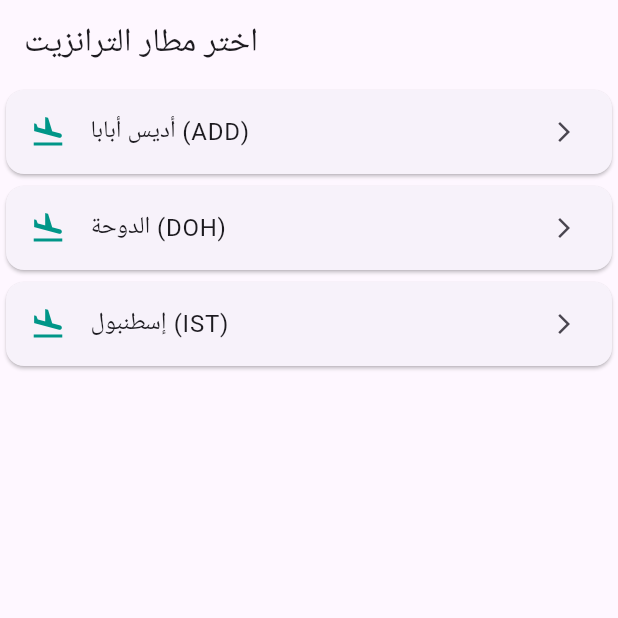
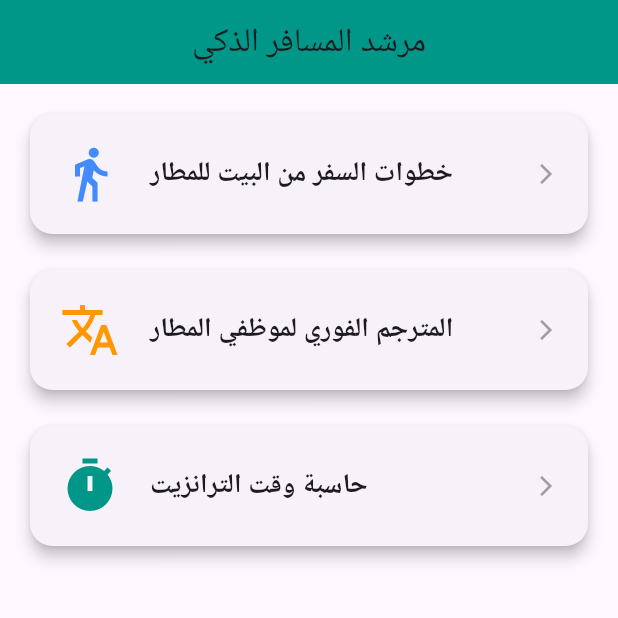
Before and after one commit to alfadniahapp-art/transit-helper, a Flutter app: the screen it shows after launch, on a phone screen of 412 x 824 dp, the top half of it. Run offline on Flutter 3.47's test engine with Material 3 defaults, Android fonts, the phone set to English and light mode, and no system bars.

Commit message:
Update main.dart

```diff
--- a/lib/main.dart
+++ b/lib/main.dart
@@ -1,87 +1,164 @@
 import 'package:flutter/material.dart';
+import 'screens/translator_screen.dart';
 
-void main() => runApp(const TransitApp());
+void main() {
+  runApp(const TransitApp());
+}
 
 class TransitApp extends StatelessWidget {
   const TransitApp({super.key});
   @override
   Widget build(BuildContext context) {
     return MaterialApp(
-      title: 'مساعد الترانزيت',
+      title: 'مرشد المسافر',
+      debugShowCheckedModeBanner: false,
       theme: ThemeData(primarySwatch: Colors.teal),
-      home: const AirportScreen(),
+      home: const HomeScreen(),
     );
   }
 }
 
-final airports = {
-  'أديس أبابا (ADD)': {
-    'minConnection': 45,
-    'freeHotel': 8,
-    'note': 'فندق مجاني للخطوط الإثيوبية إذا الترانزيت 8-24 ساعة',
-  },
-  'الدوحة (DOH)': {
-    'minConnection': 60,
-    'freeHotel': 0,
-    'note': 'جولة مدينة مجانية إذا الترانزيت ≥ 6 ساعات',
-  },
-  'إسطنبول (IST)': {
-    'minConnection': 90,
-    'freeHotel': 0,
-    'note': 'احذر: المطار بعيد 40 كم عن المدينة',
-  },
-};
+// ================= الشاشة الرئيسية =================
+class HomeScreen extends StatelessWidget {
+  const HomeScreen({super.key});
 
-class AirportScreen extends StatelessWidget {
-  const AirportScreen({super.key});
   @override
   Widget build(BuildContext context) {
     return Scaffold(
-      appBar: AppBar(title: const Text('اختر مطار الترانزيت')),
-      body: ListView(
-        children: airports.keys.map((name) {
-          return Card(
-            child: ListTile(
-              leading: const Icon(Icons.flight_land, color: Colors.teal),
-              title: Text(name),
-              trailing: const Icon(Icons.arrow_forward_ios, size: 16),
-              onTap: () => Navigator.push(
-                context,
-                MaterialPageRoute(
-                  builder: (_) => TimeScreen(airportName: name),
+      appBar: AppBar(
+        title: const Text('مرشد المسافر الذكي'),
+        centerTitle: true,
+        backgroundColor: Colors.teal,
+      ),
+      body: Padding(
+        padding: const EdgeInsets.all(16.0),
+        child: Column(
+          children: [
+            _buildMainCard(
+              context,
+              title: 'خطوات السفر من البيت للمطار',
+              icon: Icons.directions_walk,
+              color: Colors.blueAccent,
+              onTap: () => Navigator.push(context, MaterialPageRoute(builder: (_) => const TravelStepsScreen())),
+            ),
+            const SizedBox(height: 16),
+            _buildMainCard(
+              context,
+              title: 'المترجم الفوري لموظفي المطار',
+              icon: Icons.translate,
+              color: Colors.orange,
+              onTap: () => Navigator.push(context, MaterialPageRoute(builder: (_) => const TranslatorScreen())),
+            ),
+            const SizedBox(height: 16),
+            _buildMainCard(
+              context,
+              title: 'حاسبة وقت الترانزيت',
+              icon: Icons.timer,
+              color: Colors.teal,
+              onTap: () => Navigator.push(context, MaterialPageRoute(builder: (_) => const TransitCalculatorScreen())),
+            ),
+          ],
+        ),
+      ),
+    );
+  }
+
+  Widget _buildMainCard(BuildContext context, {required String title, required IconData icon, required Color color, required VoidCallback onTap}) {
+    return Card(
+      elevation: 4,
+      shape: RoundedRectangleBorder(borderRadius: BorderRadius.circular(15)),
+      child: InkWell(
+        onTap: onTap,
+        borderRadius: BorderRadius.circular(15),
+        child: Padding(
+          padding: const EdgeInsets.all(20.0),
+          child: Row(
+            children: [
+              Icon(icon, size: 40, color: color),
+              const SizedBox(width: 20),
+              Expanded(
+                child: Text(
+                  title,
+                  style: const TextStyle(fontSize: 18, fontWeight: FontWeight.bold),
                 ),
               ),
-            ),
-          );
-        }).toList(),
+              const Icon(Icons.arrow_forward_ios, size: 16, color: Colors.grey),
+            ],
+          ),
+        ),
       ),
     );
   }
 }
 
-class TimeScreen extends StatefulWidget {
-  final String airportName;
-  const TimeScreen({super.key, required this.airportName});
+// ================= 1. شاشة خطوات السفر =================
+class TravelStepsScreen extends StatelessWidget {
+  const TravelStepsScreen({super.key});
+
+  final List<Map<String, dynamic>> steps = const [
+    {'title': '1. من البيت إلى المطار', 'desc': 'احجز سيارة أجرة (تاكسي) أو استخدم تطبيق نقل. تأكد من مغادرة البيت قبل 3 ساعات من موعد الرحلة.', 'icon': Icons.local_taxi},
+    {'title': '2. الوصول لصالة المغادرة', 'desc': 'ابحث عن شاشة الرحلات لمعرفة رقم كاونتر شركة الطيران الخاصة بك.', 'icon': Icons.flight_takeoff},
+    {'title': '3. كاونتر الحجز (Check-in)', 'desc': 'قابل موظف الحجز. قدم جواز السفر. سيقوم الموظف بوزن حقائبك وتسليمك كرت الصعود (Boarding Pass).', 'icon': Icons.badge},
+    {'title': '4. وزن الأمتعة (Baggage Drop)', 'desc': 'إذا كانت حقيبتك أكبر من المقاس المسموح، سيقوم الموظف بأخذها لتوضع في الطائرة (احتفظ بالتغسيلة).', 'icon': Icons.luggage},
+    {'title': '5. الجوازات (Passport Control)', 'desc': 'قف في طابور الجوازات. قدم جواز السفر وبطاقة الصعود للموظف ليضع ختم الخروج.', 'icon': Icons.credit_card},
+    {'title': '6. التفتيش الأمني (Security)', 'desc': 'ضع حزامك، هاتفك، والسوائل في الصينية. مر عبر جهاز الأشعة السينية.', 'icon': Icons.security},
+    {'title': '7. صالة الانتظار (Gate)', 'desc': 'اذهب إلى رقم البوابة (Gate) المكتوب على بطاقة الصعود. راقب الشاشات لموعد الإقلاع.', 'icon': Icons.airline_seat_recline_normal},
+    {'title': '8. الصعود للطائرة (Boarding)', 'desc': 'قدم بطاقة الصعود للموظف واصعد للطائرة.', 'icon': Icons.airplanemode_active},
+  ];
+
   @override
-  State<TimeScreen> createState() => _TimeScreenState();
+  Widget build(BuildContext context) {
+    return Scaffold(
+      appBar: AppBar(title: const Text('خطوات السفر')),
+      body: ListView.builder(
+        padding: const EdgeInsets.all(12),
+        itemCount: steps.length,
+        itemBuilder: (context, index) {
+          final step = steps[index];
+          return Card(
+            margin: const EdgeInsets.only(bottom: 12),
+            child: ListTile(
+              leading: CircleAvatar(
+                backgroundColor: Colors.teal.shade100,
+                child: Icon(step['icon'], color: Colors.teal),
+              ),
+              title: Text(step['title'], style: const TextStyle(fontWeight: FontWeight.bold)),
+              subtitle: Padding(
+                padding: const EdgeInsets.only(top: 8.0),
+                child: Text(step['desc']),
+              ),
+              isThreeLine: true,
+            ),
+          );
+        },
+      ),
+    );
+  }
 }
 
-class _TimeScreenState extends State<TimeScreen> {
+// ================= 3. شاشة حاسبة الترانزيت =================
+class TransitCalculatorScreen extends StatefulWidget {
+  const TransitCalculatorScreen({super.key});
+  @override
+  State<TransitCalculatorScreen> createState() => _TransitCalculatorScreenState();
+}
+
+class _TransitCalculatorScreenState extends State<TransitCalculatorScreen> {
+  final Map<String, Map<String, dynamic>> airports = {
+    'أديس أبابا (ADD)': {'minConnection': 45, 'freeHotel': 8, 'note': 'فندق مجاني للخطوط الإثيوبية إذا الترانزيت 8-24 ساعة'},
+    'الدوحة (DOH)': {'minConnection': 60, 'freeHotel': 0, 'note': 'جولة مدينة مجانية إذا الترانزيت ≥ 6 ساعات'},
+    'إسطنبول (IST)': {'minConnection': 90, 'freeHotel': 0, 'note': 'احذر: المطار بعيد 40 كم عن المدينة'},
+  };
+
+  String selectedAirport = 'أديس أبابا (ADD)';
   TimeOfDay? arrival;
   TimeOfDay? departure;
 
   Future<void> pickTime(bool isArrival) async {
-    final t = await showTimePicker(
-      context: context,
-      initialTime: TimeOfDay.now(),
-    );
+    final t = await showTimePicker(context: context, initialTime: TimeOfDay.now());
     if (t != null) {
       setState(() {
-        if (isArrival) {
-          arrival = t;
-        } else {
-          departure = t;
-        }
+        if (isArrival) { arrival = t; } else { departure = t; }
       });
     }
   }
@@ -89,31 +166,31 @@ class _TimeScreenState extends State<TimeScreen> {
   @override
   Widget build(BuildContext context) {
     return Scaffold(
-      appBar: AppBar(title: Text(widget.airportName)),
+      appBar: AppBar(title: const Text('حاسبة الترانزيت')),
       body: Padding(
         padding: const EdgeInsets.all(20),
         child: Column(
           children: [
-            ElevatedButton(
-              onPressed: () => pickTime(true),
-              child: Text(arrival == null
-                  ? 'وقت الوصول'
-                  : 'الوصول: ${arrival!.format(context)}'),
+            DropdownButtonFormField<String>(
+              value: selectedAirport,
+              decoration: const InputDecoration(labelText: 'اختر مطار الترانزيت', border: OutlineInputBorder()),
+              items: airports.keys.map((e) => DropdownMenuItem(value: e, child: Text(e))).toList(),
+              onChanged: (v) => setState(() => selectedAirport = v!),
             ),
-            const SizedBox(height: 12),
-            ElevatedButton(
-              onPressed: () => pickTime(false),
-              child: Text(departure == null
-                  ? 'وقت المغادرة'
-                  : 'المغادرة: ${departure!.format(context)}'),
+            const SizedBox(height: 20),
+            Row(
+              children: [
+                Expanded(child: ElevatedButton(onPressed: () => pickTime(true), child: Text(arrival == null ? 'وقت الوصول' : 'الوصول: ${arrival!.format(context)}'))),
+                const SizedBox(width: 10),
+                Expanded(child: ElevatedButton(onPressed: () => pickTime(false), child: Text(departure == null ? 'وقت المغادرة' : 'المغادرة: ${departure!.format(context)}'))),
+              ],
             ),
-            const SizedBox(height: 24),
+            const SizedBox(height: 20),
             ElevatedButton.icon(
+              style: ElevatedButton.styleFrom(minimumSize: const Size(double.infinity, 50)),
               icon: const Icon(Icons.calculate),
               label: const Text('احسب التوصية'),
-              onPressed: (arrival != null && departure != null)
-                  ? () => _calculate(context)
-                  : null,
+              onPressed: (arrival != null && departure != null) ? () => _calculate(context) : null,
             ),
           ],
         ),
@@ -127,14 +204,12 @@ class _TimeScreenState extends State<TimeScreen> {
     if (depMin <= arrMin) depMin += 24 * 60;
     double hours = (depMin - arrMin) / 60.0;
 
-    final data = airports[widget.airportName]!;
+    final data = airports[selectedAirport]!;
     String recommendation;
 
     if (hours < (data['minConnection'] as int) / 60) {
-      recommendation =
-          '⚠️ وقت الترانزيت قصير جداً! الحد الأدنى ${data['minConnection']} دقيقة.';
-    } else if ((data['freeHotel'] as int) > 0 &&
-        hours >= (data['freeHotel'] as int)) {
+      recommendation = '⚠️ وقت الترانزيت قصير جداً! الحد الأدنى ${data['minConnection']} دقيقة.';
+    } else if ((data['freeHotel'] as int) > 0 && hours >= (data['freeHotel'] as int)) {
       recommendation = '🏨 يمكنك الحصول على فندق مجاني! ${data['note']}';
     } else if (hours >= 6) {
       recommendation = '💡 ${data['note']}';
@@ -147,12 +222,7 @@ class _TimeScreenState extends State<TimeScreen> {
       builder: (_) => AlertDialog(
         title: Text('الوقت الصافي: ${hours.toStringAsFixed(1)} ساعة'),
         content: Text(recommendation),
-        actions: [
-          TextButton(
-            onPressed: () => Navigator.pop(context),
-            child: const Text('حسناً'),
-          ),
-        ],
+        actions: [TextButton(onPressed: () => Navigator.pop(context), child: const Text('حسناً'))],
       ),
     );
   }
```
